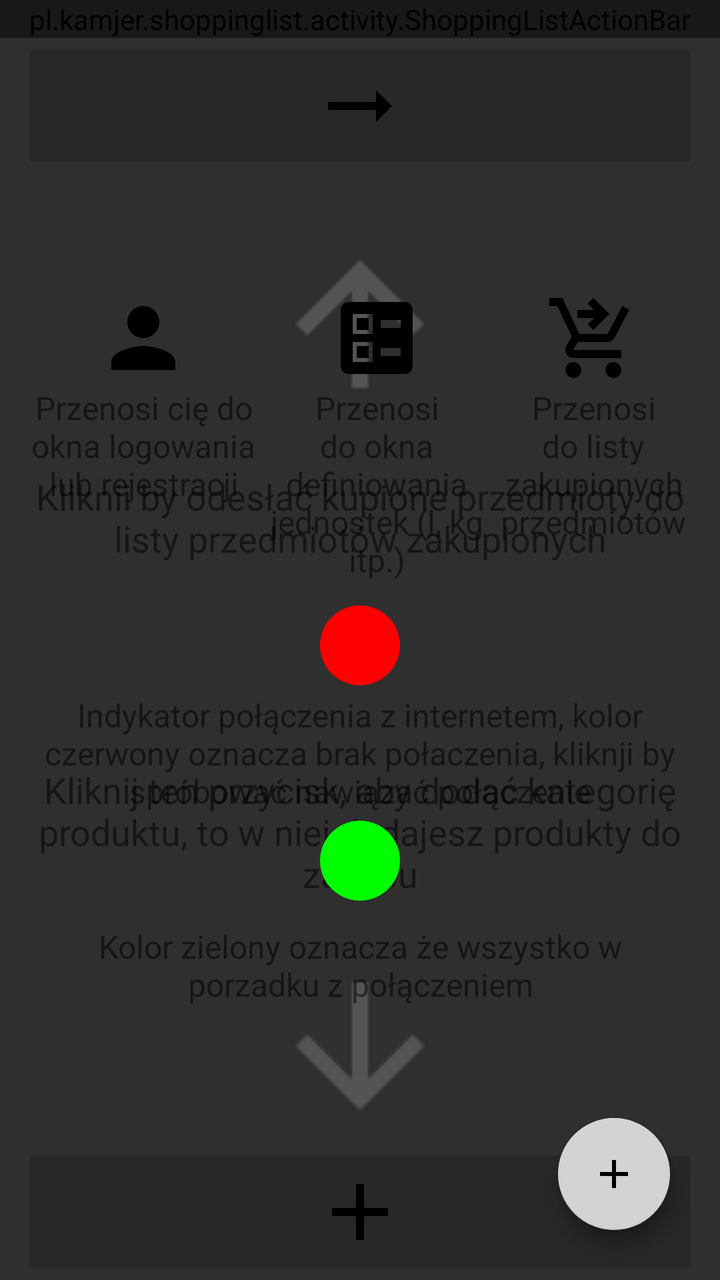
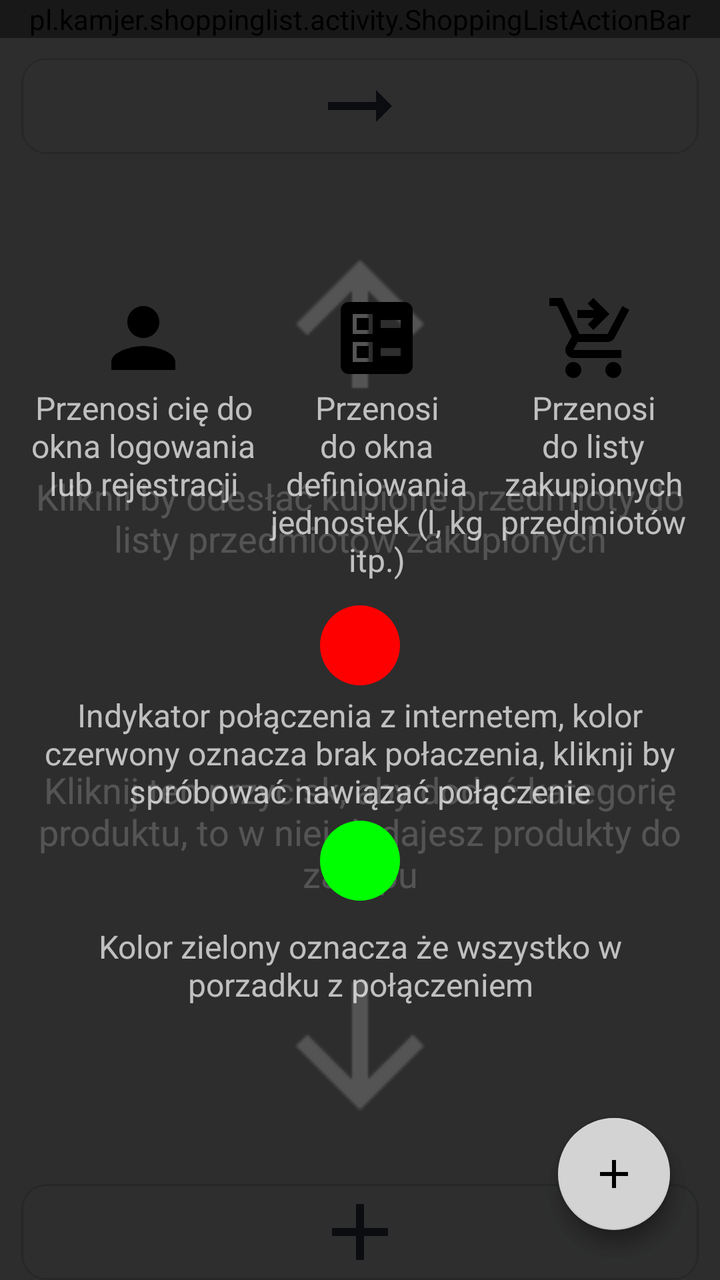

Screens rendered from an Android XML layout before and after an edit, with the pre-edit source and the edit as a unified diff.
<!-- AndroidManifest.xml: application theme Theme.ShoppingList -->
<!-- res/layout/shopping_list_activity_layout.xml -->
<?xml version="1.0" encoding="utf-8"?>
<androidx.constraintlayout.widget.ConstraintLayout xmlns:android="http://schemas.android.com/apk/res/android"
    xmlns:app="http://schemas.android.com/apk/res-auto"
    android:id="@+id/shopping_list_activity_id"
    android:layout_width="match_parent"
    android:layout_height="match_parent">

    <pl.kamjer.shoppinglist.activity.ShoppingListActionBar
        android:id="@+id/appBar"
        android:layout_width="match_parent"
        android:layout_height="wrap_content"
        app:layout_constraintEnd_toEndOf="parent"
        app:layout_constraintStart_toStartOf="parent"
        app:layout_constraintTop_toTopOf="parent" />

    <ImageButton
        android:id="@+id/moveToBoughtImageButton"
        android:layout_width="0dp"
        android:layout_height="wrap_content"
        android:layout_weight="1"
        android:contentDescription="@string/sending_bought_items_to_boght_list_button_desc"
        android:src="@drawable/baseline_arrow_right_alt_24"
        app:layout_constraintEnd_toStartOf="@+id/guideline4"
        app:layout_constraintStart_toStartOf="@+id/guideline3"
        app:layout_constraintTop_toBottomOf="@+id/appBar" />

    <androidx.recyclerview.widget.RecyclerView
        android:id="@+id/categoryListRecyclerView"
        android:layout_width="0dp"
        android:layout_height="0dp"
        android:paddingTop="15dp"
        app:layout_constraintBottom_toTopOf="@+id/guideline5"
        app:layout_constraintEnd_toStartOf="@+id/guideline4"
        app:layout_constraintStart_toStartOf="@+id/guideline3"
        app:layout_constraintTop_toBottomOf="@+id/moveToBoughtImageButton" />

    <LinearLayout
        android:id="@+id/linearLayout2"
        android:layout_width="0dp"
        android:layout_height="wrap_content"
        android:paddingTop="15dp"
        app:layout_constraintBottom_toTopOf="@+id/guideline2"
        app:layout_constraintEnd_toStartOf="@+id/guideline4"
        app:layout_constraintStart_toStartOf="@+id/guideline3">

        <ImageButton
            android:id="@+id/addCategoryImageButton"
            android:layout_width="0dp"
            android:layout_height="wrap_content"
            android:layout_weight="1"
            android:contentDescription="@string/adding_category_desc"
            android:src="@drawable/baseline_add_24" />
    </LinearLayout>


    <androidx.constraintlayout.widget.Guideline
        android:id="@+id/guideline2"
        android:layout_width="wrap_content"
        android:layout_height="wrap_content"
        android:orientation="horizontal"
        app:layout_constraintGuide_percent="1.0" />

    <androidx.constraintlayout.widget.Guideline
        android:id="@+id/guideline3"
        android:layout_width="wrap_content"
        android:layout_height="wrap_content"
        android:orientation="vertical"
        app:layout_constraintGuide_percent="0.03" />

    <androidx.constraintlayout.widget.Guideline
        android:id="@+id/guideline4"
        android:layout_width="wrap_content"
        android:layout_height="wrap_content"
        android:orientation="vertical"
        app:layout_constraintGuide_percent="0.97" />

    <androidx.constraintlayout.widget.Guideline
        android:id="@+id/guideline5"
        android:layout_width="wrap_content"
        android:layout_height="wrap_content"
        android:orientation="horizontal"
        app:layout_constraintGuide_percent="0.85" />

    <include
        android:id="@+id/first_tutorial_overlay"
        layout="@layout/tutorial_overlay_shopping_list" />

    <include
        android:id="@+id/second_tutorial_overlay"
        layout="@layout/tutorial_overlay_shopping_list_action_bar" />

</androidx.constraintlayout.widget.ConstraintLayout>
<!-- res/layout/tutorial_overlay_shopping_list.xml (included above) -->
<?xml version="1.0" encoding="utf-8"?>
<FrameLayout xmlns:android="http://schemas.android.com/apk/res/android"
    xmlns:app="http://schemas.android.com/apk/res-auto"
    android:id="@+id/tutorial_overlay"
    android:layout_width="match_parent"
    android:layout_height="match_parent"
    android:background="#88000000"
    android:clickable="true"
    android:visibility="visible">

    <RelativeLayout
        android:layout_width="wrap_content"
        android:layout_height="wrap_content"
        android:layout_gravity="bottom|center_horizontal"
        android:layout_marginBottom="55dp">

        <TextView
            android:id="@+id/category_tutorial_text"
            android:layout_width="wrap_content"
            android:layout_height="wrap_content"
            android:layout_alignParentStart="true"
            android:layout_alignParentTop="true"
            android:layout_alignParentEnd="true"
            android:gravity="center"
            android:padding="12dp"
            android:text="@string/add_category_tutorial_exp"
            android:textSize="18sp" />

        <ImageView
            android:id="@+id/add_category_arrow"
            android:layout_width="wrap_content"
            android:layout_height="wrap_content"
            android:layout_below="@+id/category_tutorial_text"
            android:layout_alignParentStart="true"
            android:layout_alignParentEnd="true"
            app:tint="@color/light_gray"
            android:contentDescription="@string/todo"
            android:padding="50dp"
            android:scaleX="4.0"
            android:scaleY="4.0"
            android:src="@drawable/baseline_arrow_downward_24" />
    </RelativeLayout>

    <RelativeLayout
        android:layout_width="wrap_content"
        android:layout_height="wrap_content"
        android:layout_gravity="top|center_horizontal"
        android:layout_marginTop="100dp">

        <ImageView
            android:id="@+id/send_bought_arrow"
            android:layout_width="wrap_content"
            android:layout_height="wrap_content"
            android:layout_alignParentTop="true"
            android:layout_alignParentStart="true"
            android:layout_alignParentEnd="true"
            android:contentDescription="@string/todo"
            app:tint="@color/light_gray"
            android:padding="50dp"
            android:scaleX="4.0"
            android:scaleY="4.0"
            android:rotation="180"
            android:src="@drawable/baseline_arrow_downward_24" />

        <TextView
            android:id="@+id/bought_list_send_tutorial_text"
            android:layout_width="wrap_content"
            android:layout_height="wrap_content"
            android:layout_below="@id/send_bought_arrow"
            android:layout_alignParentStart="true"
            android:layout_alignParentEnd="true"
            android:gravity="center"
            android:padding="12dp"
            android:text="@string/send_bought_items_tutorial_exp"
            android:textSize="18sp" />

    </RelativeLayout>

    <com.google.android.material.floatingactionbutton.FloatingActionButton
        android:id="@+id/nextOverlayButton"
        android:layout_width="wrap_content"
        android:layout_height="wrap_content"
        android:backgroundTint="@color/light_gray"
        android:contentDescription="@string/todo"
        android:src="@drawable/baseline_arrow_right_alt_24"
        android:layout_gravity="bottom|end"
        android:layout_margin="25dp"
        />

</FrameLayout>
<!-- res/layout/tutorial_overlay_shopping_list_action_bar.xml (included above) -->
<?xml version="1.0" encoding="utf-8"?>
<FrameLayout xmlns:android="http://schemas.android.com/apk/res/android"
    xmlns:app="http://schemas.android.com/apk/res-auto"
    android:layout_width="match_parent"
    android:layout_height="match_parent"
    android:background="#99000000"
    android:clickable="true"
    android:visibility="visible">

    <LinearLayout
        android:layout_width="match_parent"
        android:layout_height="wrap_content"
        android:layout_gravity="center_vertical|center_horizontal"
        android:gravity="center"
        android:orientation="vertical"
        android:padding="15dp">

        <LinearLayout
            android:layout_width="match_parent"
            android:layout_height="wrap_content"
            android:baselineAligned="false"
            android:gravity="center_horizontal">

            <TextView
                android:layout_width="wrap_content"
                android:layout_height="wrap_content"
                android:layout_marginTop="8dp"
                android:layout_weight="1"
                android:gravity="center"
                android:text="@string/user_activity_tutorial_exp"
                android:textSize="16sp"
                app:drawableTopCompat="@drawable/baseline_person_24" />


            <TextView
                android:layout_width="wrap_content"
                android:layout_height="wrap_content"
                android:layout_marginTop="8dp"
                android:layout_weight="1"
                android:gravity="center"
                android:text="@string/amount_type_activity_tutorial_exp"
                android:textSize="16sp"
                app:drawableTopCompat="@drawable/baseline_ballot_24" />

            <TextView
                android:layout_width="wrap_content"
                android:layout_height="wrap_content"
                android:layout_marginTop="8dp"
                android:layout_weight="1"
                android:gravity="center"
                android:text="@string/bought_activity_tutorial_exp"
                android:textSize="16sp"
                app:drawableTopCompat="@drawable/baseline_shopping_cart_checkout_24" />
        </LinearLayout>

        <TextView
            android:layout_width="wrap_content"
            android:layout_height="wrap_content"
            android:layout_marginTop="8dp"
            android:layout_weight="1"
            android:gravity="center"
            android:text="@string/connector_indicator_tutorial_exp"
            android:textSize="16sp"
            app:drawableTopCompat="@drawable/baseline_circle_24" />

        <LinearLayout
            android:layout_width="match_parent"
            android:layout_height="wrap_content"
            android:layout_weight="1"
            android:gravity="center"
            android:orientation="vertical">

            <ImageView
                android:layout_width="wrap_content"
                android:layout_height="wrap_content"
                android:contentDescription="@string/todo"
                android:src="@drawable/baseline_circle_24"
                app:tint="@color/green" />

            <TextView
                android:layout_width="wrap_content"
                android:layout_height="wrap_content"
                android:layout_marginTop="8dp"
                android:gravity="center"
                android:text="@string/indicator_green_tutorial_exp"
                android:textSize="16sp" />
        </LinearLayout>
    </LinearLayout>

    <com.google.android.material.floatingactionbutton.FloatingActionButton
        android:id="@+id/okButton"
        android:layout_width="wrap_content"
        android:layout_height="wrap_content"
        android:layout_gravity="bottom|end"
        android:layout_margin="25dp"
        android:backgroundTint="@color/light_gray"
        android:contentDescription="@string/todo"
        android:src="@drawable/baseline_add_24" />
</FrameLayout>
<!-- resources referenced by this layout -->
<resources>
  <color name="green">#FF00FF00</color>
  <color name="light_gray">#FFD3D3D3</color>
  <!-- drawable baseline_add_24 (drawable) -->
  <vector xmlns:android="http://schemas.android.com/apk/res/android" android:height="48dp" android:tint="#000000" android:viewportHeight="24" android:viewportWidth="24" android:width="48dp">
        
      <path android:fillColor="@android:color/white" android:pathData="M19,13h-6v6h-2v-6H5v-2h6V5h2v6h6v2z"/>
      
  </vector>
  <string name="add_category_tutorial_exp">Kliknij ten przycisk, aby dodać kategorię produktu, to w niej dodajesz produkty do zakupu</string>
  <string name="adding_category_desc">Adding category</string>
  <string name="amount_type_activity_tutorial_exp">Przenosi do okna definiowania jednostek (l, kg itp.)</string>
  <string name="bought_activity_tutorial_exp">Przenosi do listy zakupionych przedmiotów</string>
  <string name="connector_indicator_tutorial_exp">Indykator połączenia z internetem, kolor czerwony oznacza brak połaczenia, kliknji by spróbować nawiązać połączenie</string>
  <string name="indicator_green_tutorial_exp">Kolor zielony oznacza że wszystko w porzadku z połączeniem</string>
  <string name="send_bought_items_tutorial_exp">Kliknii by odesłać kupione przedmioty do listy przedmiotów zakupionych</string>
  <string name="sending_bought_items_to_boght_list_button_desc">sending bought items to bought list</string>
  <string name="todo">TODO</string>
  <string name="user_activity_tutorial_exp">Przenosi cię do okna logowania lub rejestracji</string>
  <style name="Theme.ShoppingList" parent="Theme.MaterialComponents.DayNight.NoActionBar">
          
          <item name="colorPrimary">@color/light_gray</item>
          <item name="colorPrimaryVariant">@color/gray</item>
          <item name="colorOnPrimary">@color/white</item>
          
          <item name="colorSecondary">@color/teal_200</item>
          <item name="colorSecondaryVariant">@color/teal_700</item>
          <item name="colorOnSecondary">@color/black</item>
          
          <item name="android:statusBarColor">?attr/colorPrimaryVariant</item>
          
      </style>
  <color name="red">#FFFF0000</color>
  <color name="gray">#FF808080</color>s
  <color name="white">#FFFFFFFF</color>
  <color name="teal_200">#FF03DAC5</color>
  <color name="teal_700">#FF018786</color>
  <color name="black">#FF000000</color>
  <!-- unchanged entries left out for length: 6 -->
</resources>

<!-- the commit's change to res/layout/shopping_list_activity_layout.xml (unified diff, before → after) -->
@@ -3,7 +3,8 @@
     xmlns:app="http://schemas.android.com/apk/res-auto"
     android:id="@+id/shopping_list_activity_id"
     android:layout_width="match_parent"
-    android:layout_height="match_parent">
+    android:layout_height="match_parent"
+    android:background="@color/shopping_screen_bg">
 
     <pl.kamjer.shoppinglist.activity.ShoppingListActionBar
         android:id="@+id/appBar"
@@ -16,13 +17,18 @@
     <ImageButton
         android:id="@+id/moveToBoughtImageButton"
         android:layout_width="0dp"
-        android:layout_height="wrap_content"
+        android:layout_height="@dimen/icon_button_min_size"
+        android:layout_marginTop="10dp"
         android:layout_weight="1"
+        android:background="@drawable/ripple_shopping_card"
         android:contentDescription="@string/sending_bought_items_to_boght_list_button_desc"
+        android:minHeight="@dimen/icon_button_min_size"
+        android:padding="10dp"
         android:src="@drawable/baseline_arrow_right_alt_24"
         app:layout_constraintEnd_toStartOf="@+id/guideline4"
         app:layout_constraintStart_toStartOf="@+id/guideline3"
-        app:layout_constraintTop_toBottomOf="@+id/appBar" />
+        app:layout_constraintTop_toBottomOf="@+id/appBar"
+        app:tint="@color/shopping_text_primary" />
 
     <androidx.recyclerview.widget.RecyclerView
         android:id="@+id/categoryListRecyclerView"
@@ -46,10 +52,14 @@
         <ImageButton
             android:id="@+id/addCategoryImageButton"
             android:layout_width="0dp"
-            android:layout_height="wrap_content"
+            android:layout_height="@dimen/icon_button_min_size"
             android:layout_weight="1"
+            android:background="@drawable/ripple_shopping_card"
             android:contentDescription="@string/adding_category_desc"
-            android:src="@drawable/baseline_add_24" />
+            android:minHeight="@dimen/icon_button_min_size"
+            android:padding="10dp"
+            android:src="@drawable/baseline_add_24"
+            app:tint="@color/shopping_text_primary" />
     </LinearLayout>
 
 
@@ -97,6 +107,7 @@
     android:id="@+id/tutorial_overlay"
     android:layout_width="match_parent"
     android:layout_height="match_parent"
+    android:theme="@style/ThemeOverlay.AppCompat.Dark"
     android:background="#88000000"
     android:clickable="true"
     android:visibility="visible">
@@ -187,6 +198,7 @@
     xmlns:app="http://schemas.android.com/apk/res-auto"
     android:layout_width="match_parent"
     android:layout_height="match_parent"
+    android:theme="@style/ThemeOverlay.AppCompat.Dark"
     android:background="#99000000"
     android:clickable="true"
     android:visibility="visible">
<!-- resource entries referenced after the edit -->
@@ -2,12 +2,21 @@
 <resources>
   <color name="green">#FF00FF00</color>
   <color name="light_gray">#FFD3D3D3</color>
+  <color name="shopping_screen_bg">#F3F4F6</color>
+  <color name="shopping_text_primary">#374151</color>
+  <dimen name="icon_button_min_size">48dp</dimen>
   <!-- drawable baseline_add_24 (drawable) -->
   <vector xmlns:android="http://schemas.android.com/apk/res/android" android:height="48dp" android:tint="#000000" android:viewportHeight="24" android:viewportWidth="24" android:width="48dp">
         
       <path android:fillColor="@android:color/white" android:pathData="M19,13h-6v6h-2v-6H5v-2h6V5h2v6h6v2z"/>
       
   </vector>
+  <!-- drawable ripple_shopping_card (drawable) -->
+  <?xml version="1.0" encoding="utf-8"?>
+  <ripple xmlns:android="http://schemas.android.com/apk/res/android"
+      android:color="?attr/colorControlHighlight">
+      <item android:drawable="@drawable/bg_shopping_card" />
+  </ripple>
   <string name="add_category_tutorial_exp">Kliknij ten przycisk, aby dodać kategorię produktu, to w niej dodajesz produkty do zakupu</string>
   <string name="adding_category_desc">Adding category</string>
   <string name="amount_type_activity_tutorial_exp">Przenosi do okna definiowania jednostek (l, kg itp.)</string>
@@ -29,14 +38,37 @@
           <item name="colorOnSecondary">@color/black</item>
           
           <item name="android:statusBarColor">?attr/colorPrimaryVariant</item>
+          <item name="materialButtonStyle">@style/Widget.ShoppingList.Button.Primary</item>
           
       </style>
   <color name="red">#FFFF0000</color>
-  <color name="gray">#FF808080</color>s
+  <!-- drawable bg_shopping_card (drawable) -->
+  <?xml version="1.0" encoding="utf-8"?>
+  <shape xmlns:android="http://schemas.android.com/apk/res/android"
+      android:shape="rectangle">
+      <corners android:radius="@dimen/corner_radius_md" />
+      <solid android:color="@color/shopping_card_surface" />
+      <stroke
+          android:width="@dimen/card_stroke_width"
+          android:color="@color/shopping_card_stroke" />
+  </shape>
+  <color name="gray">#FF808080</color>
   <color name="white">#FFFFFFFF</color>
   <color name="teal_200">#FF03DAC5</color>
   <color name="teal_700">#FF018786</color>
   <color name="black">#FF000000</color>
+  <style name="Widget.ShoppingList.Button.Primary" parent="Widget.MaterialComponents.Button">
+          <item name="cornerRadius">@dimen/corner_radius_button</item>
+          <item name="android:minHeight">48dp</item>
+          <item name="android:insetTop">0dp</item>
+          <item name="android:insetBottom">0dp</item>
+          <item name="android:textAllCaps">false</item>
+      </style>
+  <dimen name="corner_radius_md">12dp</dimen>
+  <color name="shopping_card_surface">#F8FAFC</color>
+  <dimen name="card_stroke_width">1dp</dimen>
+  <color name="shopping_card_stroke">#D1D5DB</color>
+  <dimen name="corner_radius_button">16dp</dimen>
   <!-- unchanged entries left out for length: 6 -->
 </resources>
 
